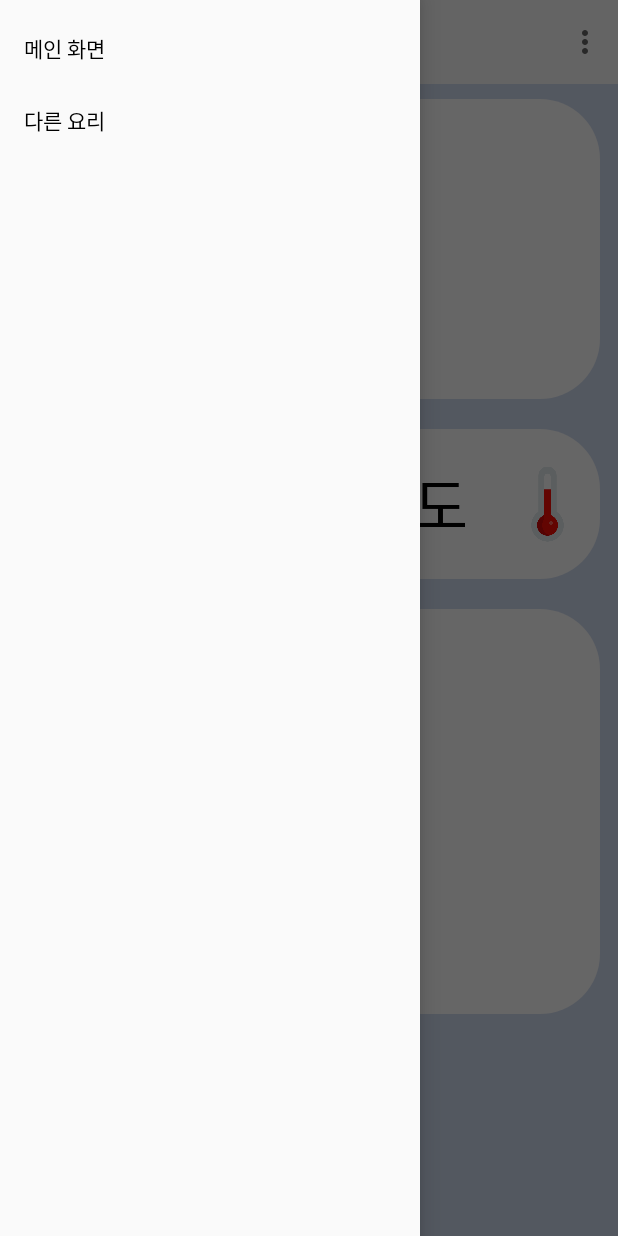
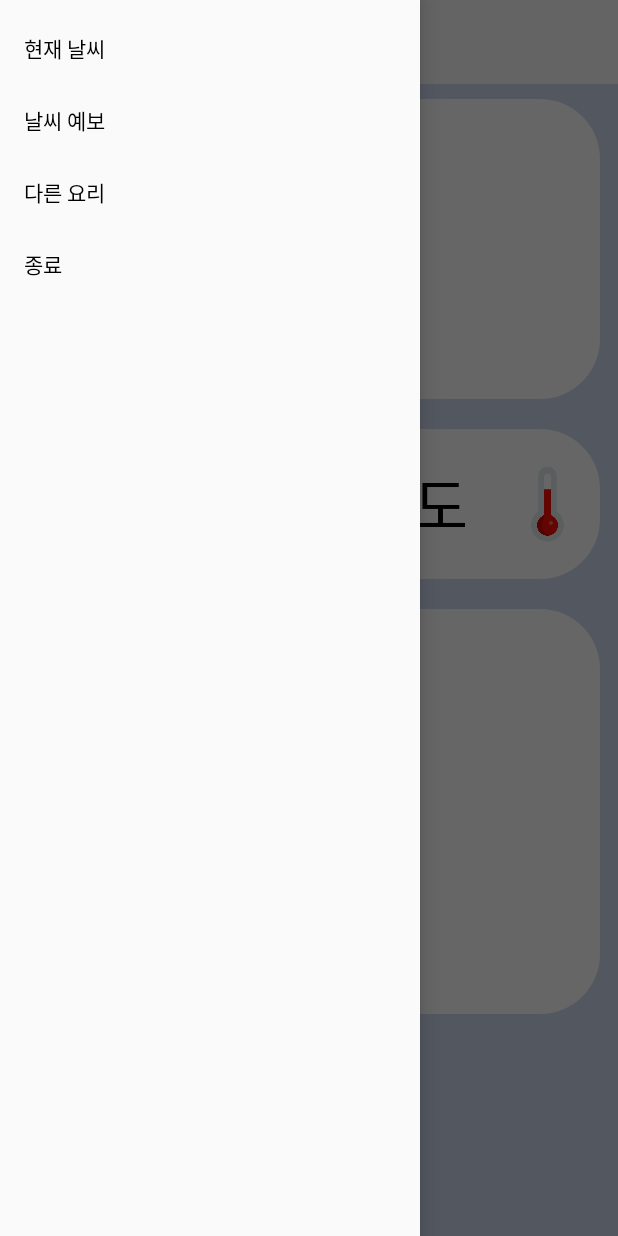
Before and after one commit to 02yebin/capStone, an Android app: the screen it shows after launch (MainActivity), with the side drawer open, on a phone screen of 412 x 824 dp. Run offline under Robolectric (Android 15) with nearby library versions, the phone set to English and light mode, and no system bars.

Commit message:
툴바 변경

```diff
--- a/app/src/main/java/com/cookandroid/capstonedesign/MainActivity.java
+++ b/app/src/main/java/com/cookandroid/capstonedesign/MainActivity.java
@@ -2,6 +2,7 @@ package com.cookandroid.capstonedesign;
 
 
 import android.content.Intent;
+import android.net.Uri;
 import android.os.Bundle;
 import android.view.Menu;
 import android.view.MenuInflater;
@@ -24,13 +25,7 @@ public class MainActivity extends AppCompatActivity {
     Button recipeBtn;
 
 
-    @Override
-    public boolean onCreateOptionsMenu(Menu menu) {
-        MenuInflater menuInflater = getMenuInflater();
-        menuInflater.inflate(R.menu.toolbar_menu,menu);
-        getSupportActionBar().setDisplayHomeAsUpEnabled(true);
-        return true;
-    }
+
 
     @Override
     protected void onCreate(Bundle savedInstanceState) {
@@ -62,8 +57,15 @@ public class MainActivity extends AppCompatActivity {
                     startActivity(intent);
                 }
                 else if(id == R.id.action_item2) {
+                    Intent intent = new Intent(Intent.ACTION_VIEW, Uri.parse("https://www.weather.go.kr/w/weather/forecast/short-term.do"));
+                    startActivity(intent);
+                }
+                else if(id == R.id.action_item3) {
                     Intent intent = new Intent(MainActivity.this,OtherCookActivity.class);
                     startActivity(intent);
+                }
+                else if(id == R.id.action_item4) {
+                    finish();
                 }
 
 
--- a/app/src/main/res/menu/toolbar_menu.xml
+++ b/app/src/main/res/menu/toolbar_menu.xml
@@ -3,10 +3,16 @@
     xmlns:android="http://schemas.android.com/apk/res/android"
     xmlns:app="http://schemas.android.com/apk/res-auto">
     <item android:id="@+id/action_item1"
-        android:title="메인 화면"
+        android:title="현재 날씨"
         app:showAsAction="never"/>
     <item android:id="@+id/action_item2"
+        android:title="날씨 예보"
+        app:showAsAction="never"/>
+    <item android:id="@+id/action_item3"
         android:title="다른 요리"
+        app:showAsAction="never"/>
+    <item android:id="@+id/action_item4"
+        android:title="종료"
         app:showAsAction="never"/>
 
 </menu>
```
Also changed, not shown: app/src/main/java/com/cookandroid/capstonedesign/OtherCookActivity.java (+9 -8 lines), app/src/main/java/com/cookandroid/capstonedesign/RecipeActivity.java (+8 -1 lines).
